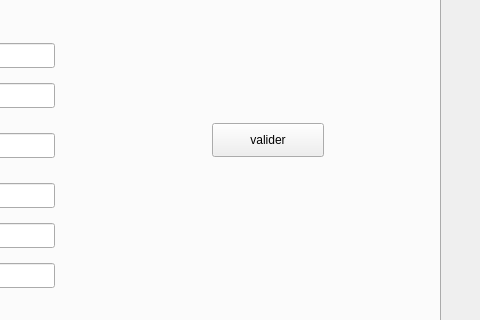
firastourki99/smartgarage, file mainwindow.ui: the form before one commit; both pictures show x 320 to 800 and y 93 to 413 of the 800 by 600 pixel window.
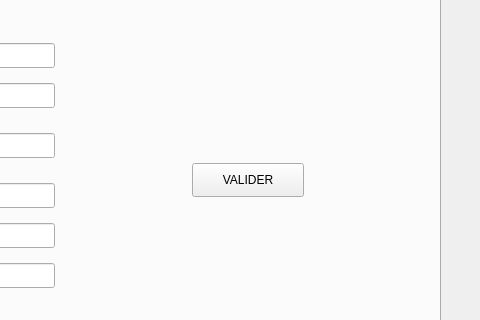
The form after the commit. The open tabs and pages were chosen to show the change.

Commit message: metier pdf ajouterr

Patch:
```diff
--- a/mainwindow.ui
+++ b/mainwindow.ui
@@ -53,19 +53,6 @@
        </rect>
       </property>
      </widget>
-     <widget class="QPushButton" name="pushButton">
-      <property name="geometry">
-       <rect>
-        <x>490</x>
-        <y>150</y>
-        <width>112</width>
-        <height>34</height>
-       </rect>
-      </property>
-      <property name="text">
-       <string>valider</string>
-      </property>
-     </widget>
      <widget class="QLabel" name="label_2">
       <property name="geometry">
        <rect>
@@ -181,6 +168,19 @@
        </rect>
       </property>
      </widget>
+     <widget class="QPushButton" name="ajouter">
+      <property name="geometry">
+       <rect>
+        <x>470</x>
+        <y>190</y>
+        <width>112</width>
+        <height>34</height>
+       </rect>
+      </property>
+      <property name="text">
+       <string>VALIDER</string>
+      </property>
+     </widget>
     </widget>
     <widget class="QWidget" name="tab_2">
      <attribute name="title">
```
Left out of the diff: 23 changed lines with no effect on the pictures. The commit also changes 2 other files.
